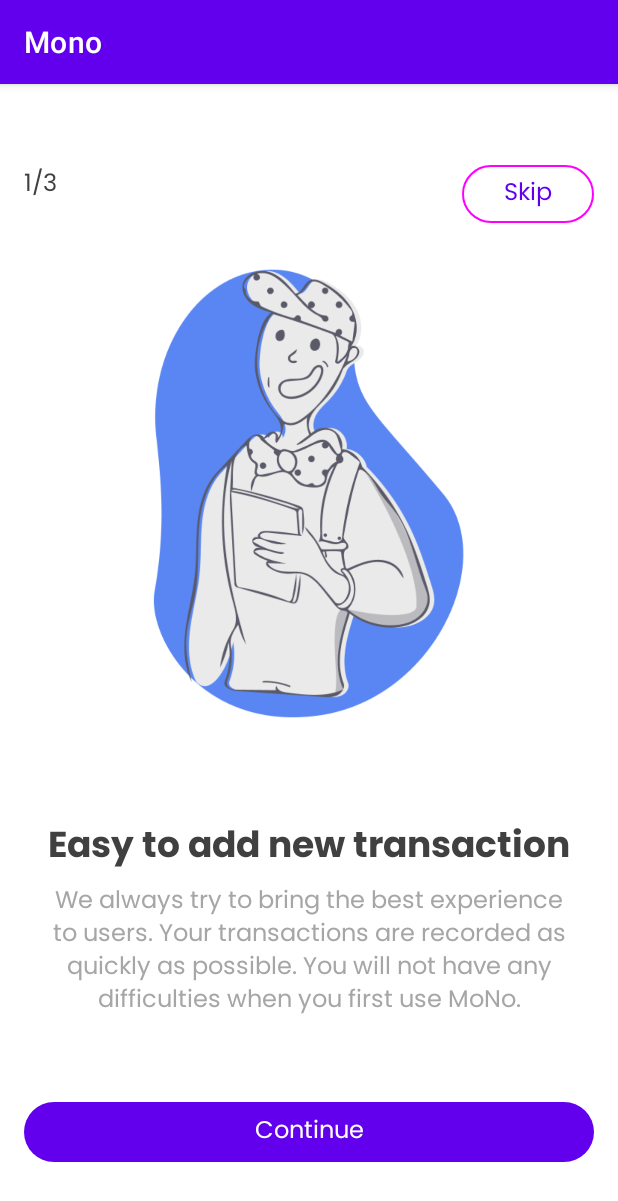
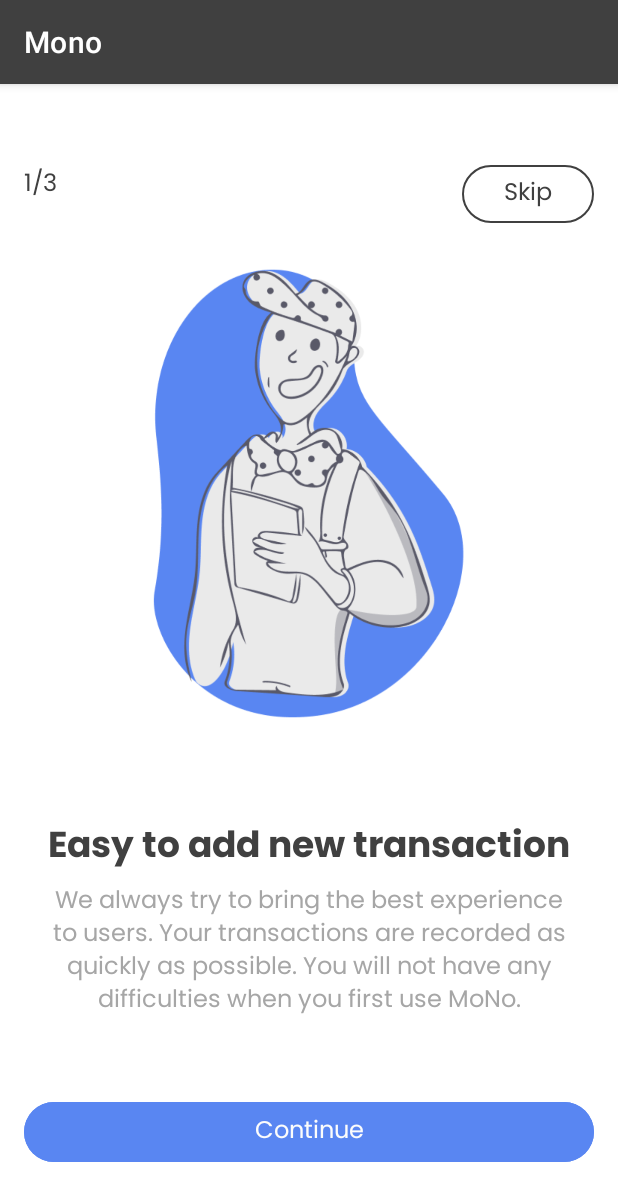
Before and after one commit to Fiz2004/Mono, an Android app: the screen it shows after launch (MainActivity), on a phone screen of 412 x 824 dp. Shown: the top 1201 px of the screen. Run offline under Robolectric (Android 15) with nearby library versions, the phone set to English and light mode, and no system bars; our stand-ins replace navigation-ui.

Commit message:
dark theme onBoarding

```diff
--- a/app/src/main/res/layout/fragment_on_boarding.xml
+++ b/app/src/main/res/layout/fragment_on_boarding.xml
@@ -4,8 +4,8 @@
     xmlns:tools="http://schemas.android.com/tools"
     android:layout_width="match_parent"
     android:layout_height="match_parent"
-    tools:context=".ui.on_boarding.OnBoardingFragment"
-    android:padding="16dp">
+    android:padding="16dp"
+    tools:context=".ui.on_boarding.OnBoardingFragment">
 
     <ImageView
         android:id="@+id/imageOnBoardingImageView"
@@ -31,13 +31,11 @@
 
     <Button
         android:id="@+id/skipOnBoardingButton"
-        style="@style/Widget.Material3.Button.OutlinedButton"
+        style="@style/skipButton"
         android:layout_width="wrap_content"
         android:layout_height="wrap_content"
         android:layout_marginTop="34dp"
-        android:minHeight="40dp"
         android:text="@string/skip"
-        android:textAppearance="@style/text"
         app:layout_constraintEnd_toEndOf="parent"
         app:layout_constraintTop_toTopOf="parent"
         tools:text="Skip" />
@@ -70,13 +68,11 @@
 
     <Button
         android:id="@+id/continueOnBoardingButton"
-        style="@style/Widget.Material3.Button"
+        style="@style/button"
         android:layout_width="0dp"
         android:layout_height="wrap_content"
         android:layout_marginBottom="29dp"
-        android:minHeight="48dp"
         android:text="@string/word_continue"
-        android:textAppearance="@style/text"
         app:layout_constraintBottom_toBottomOf="parent"
         app:layout_constraintEnd_toEndOf="parent"
         app:layout_constraintStart_toStartOf="parent"
--- a/app/src/main/res/values-night/themes.xml
+++ b/app/src/main/res/values-night/themes.xml
@@ -2,13 +2,13 @@
     <!-- Base application theme. -->
     <style name="Theme.Mono" parent="Theme.MaterialComponents.DayNight.DarkActionBar">
         <!-- Primary brand color. -->
-        <item name="colorPrimary">@color/purple_200</item>
-        <item name="colorPrimaryVariant">@color/purple_700</item>
-        <item name="colorOnPrimary">@color/black</item>
+        <item name="colorPrimary">@color/primary_dark</item>
+        <item name="colorPrimaryVariant">@color/primary_dark</item>
+        <item name="colorOnPrimary">@color/black_dark</item>
         <!-- Secondary brand color. -->
-        <item name="colorSecondary">@color/teal_200</item>
-        <item name="colorSecondaryVariant">@color/teal_200</item>
-        <item name="colorOnSecondary">@color/black</item>
+        <item name="colorSecondary">@color/secondary_dark</item>
+        <item name="colorSecondaryVariant">@color/secondary_dark</item>
+        <item name="colorOnSecondary">@color/black_dark</item>
         <!-- Status bar color. -->
         <item name="android:statusBarColor" tools:targetApi="l">?attr/colorPrimaryVariant</item>
         <!-- Customize your theme here. -->
--- a/app/src/main/res/values/colors.xml
+++ b/app/src/main/res/values/colors.xml
@@ -1,10 +1,27 @@
 <?xml version="1.0" encoding="utf-8"?>
 <resources>
-    <color name="purple_200">#FFBB86FC</color>
-    <color name="purple_500">#FF6200EE</color>
-    <color name="purple_700">#FF3700B3</color>
-    <color name="teal_200">#FF03DAC5</color>
-    <color name="teal_700">#FF018786</color>
-    <color name="black">#FF000000</color>
-    <color name="white">#FFFFFFFF</color>
+    <color name="branding_color">#31C66D</color>
+
+    <color name="red">#FE7474</color>
+    <color name="blue">#5986F2</color>
+
+    <color name="expense">#FF9A9A</color>
+    <color name="income">#9AB8FF</color>
+    <color name="expense_gradient_0">#FE7474</color>
+    <color name="expense_gradient1_">#00FE7474</color>
+    <color name="income_gradient_0">#5986F2</color>
+    <color name="income_gradient1_">#005986F2</color>
+
+    <color name="primary">#404040</color>
+    <color name="secondary">#A6A6A6</color>
+    <color name="gray">#D9D9D9</color>
+    <color name="background">#F5F5F5</color>
+    <color name="white">#FCFCFC</color>
+
+    <color name="primary_dark">#EAEAEA</color>
+    <color name="secondary_dark">#BABABF</color>
+    <color name="gray_dark">#898A93</color>
+    <color name="background_dark">#595968</color>
+    <color name="black_dark">#28293D</color>
+
 </resources>
--- a/app/src/main/res/values/style.xml
+++ b/app/src/main/res/values/style.xml
@@ -2,115 +2,63 @@
 <resources>
 
     <style name="description">
-
-        <item name="android:textSize">
-            16sp
-        </item>
-
-        <item name="android:textColor">
-            #A6A6A6
-        </item>
-
-        <item name="android:fontFamily">
-            @font/poppins
-        </item>
-
+        <item name="android:textSize">16sp</item>
+        <item name="android:textColor">#A6A6A6</item>
+        <item name="android:fontFamily">@font/poppins</item>
     </style>
 
-
     <style name="title">
-
-        <item name="android:textSize">
-            16sp
-        </item>
-
-        <item name="android:textColor">
-            #404040
-        </item>
-
-        <item name="android:fontFamily">
-            @font/poppins
-        </item>
-
+        <item name="android:textSize">16sp</item>
+        <item name="android:textColor">#404040</item>
+        <item name="android:fontFamily">@font/poppins</item>
     </style>
 
     <style name="header">
-
-        <item name="android:textSize">
-            24sp
-        </item>
-
-        <item name="android:textColor">
-            #404040
-        </item>
-
-        <item name="android:fontFamily">
-            @font/poppins_bold
-        </item>
+        <item name="android:textSize">24sp</item>
+        <item name="android:textColor">#404040</item>
+        <item name="android:textStyle">bold</item>
+        <item name="android:fontFamily">@font/poppins_bold</item>
 
     </style>
 
     <style name="text">
-
-        <item name="android:textSize">
-            16sp
-        </item>
-
-        <item name="android:textColor">
-            #FCFCFC
-        </item>
-
-        <item name="android:fontFamily">
-            @font/poppins
-        </item>
-
+        <item name="android:textSize">16sp</item>
+        <item name="android:fontFamily">@font/poppins</item>
     </style>
 
     <style name="page_number">
-
-        <item name="android:textSize">
-            16sp
-        </item>
-
-        <item name="android:textColor">
-            #404040
-        </item>
-
-        <item name="android:fontFamily">
-            @font/poppins
-        </item>
-
+        <item name="android:textSize">16sp</item>
+        <item name="android:textColor">#404040</item>
+        <item name="android:fontFamily">@font/poppins</item>
     </style>
 
     <style name="back" parent="@style/Widget.Material3.Button.TextButton">
-
-        <item name="android:textSize">
-            16sp
-        </item>
-
-        <item name="android:textColor">
-            #A6A6A6
-        </item>
-
-        <item name="android:fontFamily">
-            @font/poppins
-        </item>
-
-        <item name="android:minHeight">
-            40dp
-        </item>
-
+        <item name="android:textSize">16sp</item>
+        <item name="android:textColor">#A6A6A6</item>
+        <item name="android:fontFamily">@font/poppins</item>
+        <item name="android:minHeight">40dp</item>
     </style>
 
     <style name="pass">
+        <item name="android:textSize">24sp</item>
+        <item name="android:textColor">#404040</item>
+    </style>
 
-        <item name="android:textSize">
-            24sp
-        </item>
+    <style name="button" parent="@style/Widget.Material3.Button">
+        <item name="android:minHeight">48dp</item>
+        <item name="android:elevation">4dp</item>
+        <item name="android:textColor">@color/white</item>
+        <item name="android:textAppearance">@style/text</item>
+        <item name="android:backgroundTint">@color/blue</item>
+    </style>
 
-        <item name="android:textColor">
-            #404040
-        </item>
+    <style name="skipButton" parent="@style/Widget.Material3.Button.OutlinedButton">
+        <item name="android:minHeight">40dp</item>
+        <item name="android:textAppearance">@style/text</item>
+        <item name="strokeColor">?attr/colorPrimary</item>
+        <item name="android:textColor">?attr/colorPrimary</item>
+    </style>
 
-    </style>
+
+
 </resources>
--- a/app/src/main/res/values/themes.xml
+++ b/app/src/main/res/values/themes.xml
@@ -2,15 +2,16 @@
     <!-- Base application theme. -->
     <style name="Theme.Mono" parent="Theme.MaterialComponents.DayNight.DarkActionBar">
         <!-- Primary brand color. -->
-        <item name="colorPrimary">@color/purple_500</item>
-        <item name="colorPrimaryVariant">@color/purple_700</item>
+        <item name="colorPrimary">@color/primary</item>
+        <item name="colorPrimaryVariant">@color/primary</item>
         <item name="colorOnPrimary">@color/white</item>
         <!-- Secondary brand color. -->
-        <item name="colorSecondary">@color/teal_200</item>
-        <item name="colorSecondaryVariant">@color/teal_700</item>
-        <item name="colorOnSecondary">@color/black</item>
+        <item name="colorSecondary">@color/secondary</item>
+        <item name="colorSecondaryVariant">@color/secondary</item>
+        <item name="colorOnSecondary">@color/white</item>
         <!-- Status bar color. -->
         <item name="android:statusBarColor" tools:targetApi="l">?attr/colorPrimaryVariant</item>
         <!-- Customize your theme here. -->
+
     </style>
 </resources>
```
